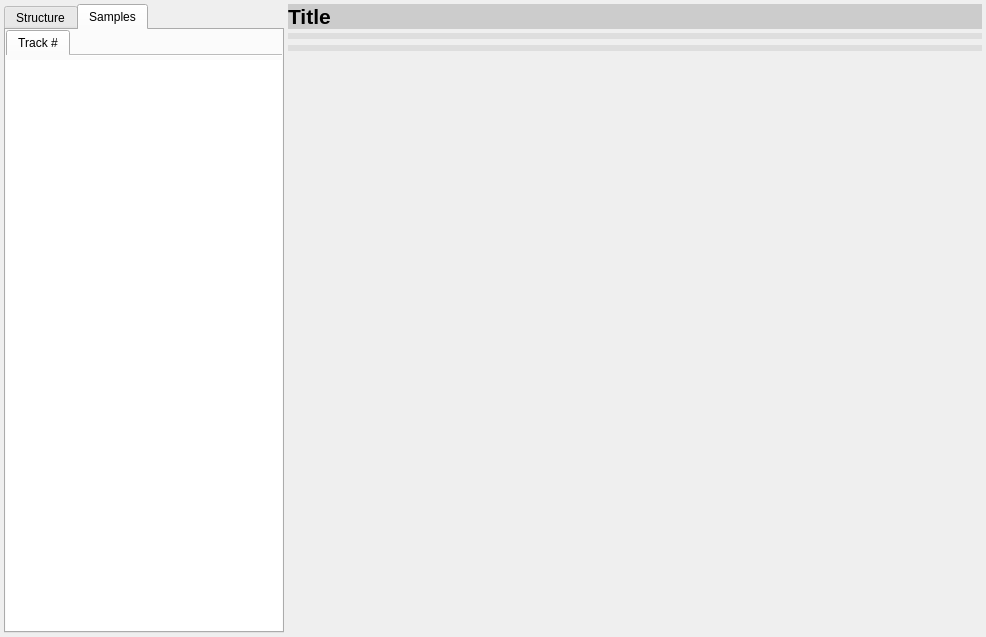
This is mini_analyser/ui/tabcontainer.ui in emericg/MiniVideo as Qt 5 draws it before an edit. The edited form follows.
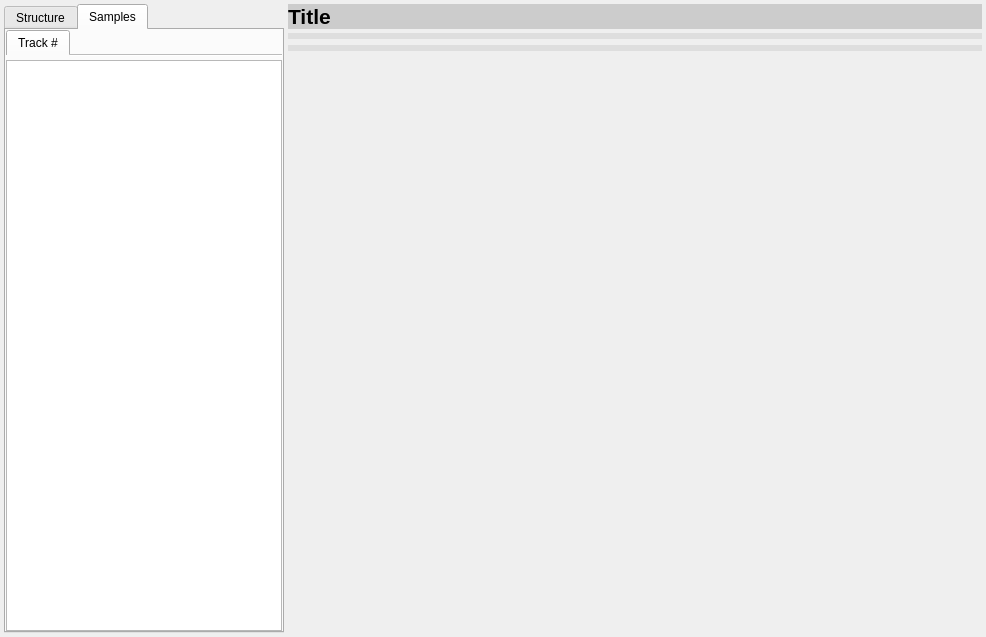
This is the edited form. The open tabs and pages were chosen to show the change. Custom widgets are drawn as their Qt base class.

Commit message: mini_analyser: fix potential crash in the container explorer tool

The edit to the form file:
```diff
--- a/mini_analyser/ui/tabcontainer.ui
+++ b/mini_analyser/ui/tabcontainer.ui
@@ -115,11 +115,7 @@
         <number>0</number>
        </property>
        <item row="1" column="0">
-        <widget class="QListWidget" name="listWidget_samples">
-         <property name="frameShape">
-          <enum>QFrame::NoFrame</enum>
-         </property>
-        </widget>
+        <widget class="QListWidget" name="listWidget_samples"/>
        </item>
        <item row="0" column="0">
         <widget class="QTabWidget" name="tabWidget_tracks">
```
